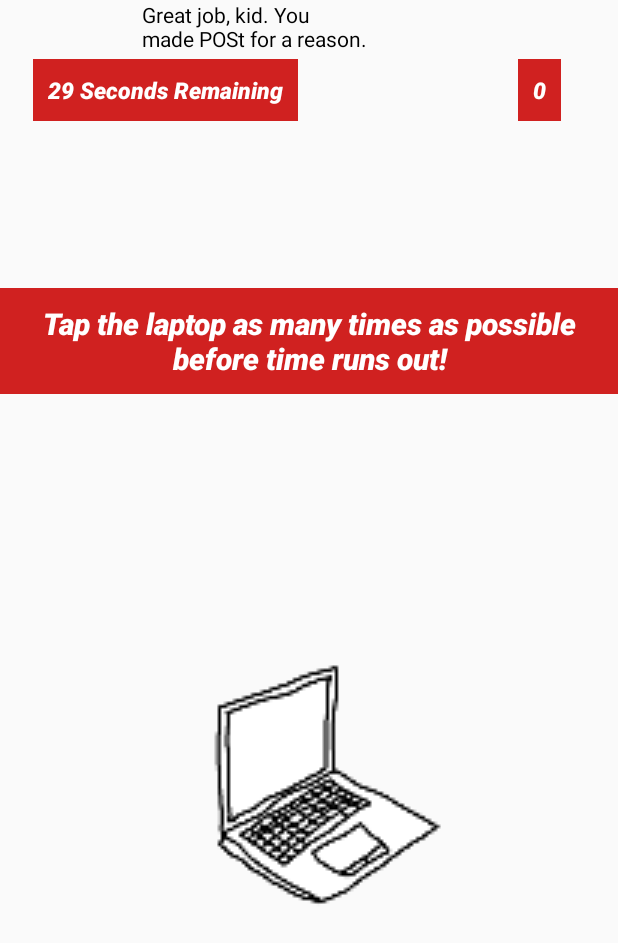
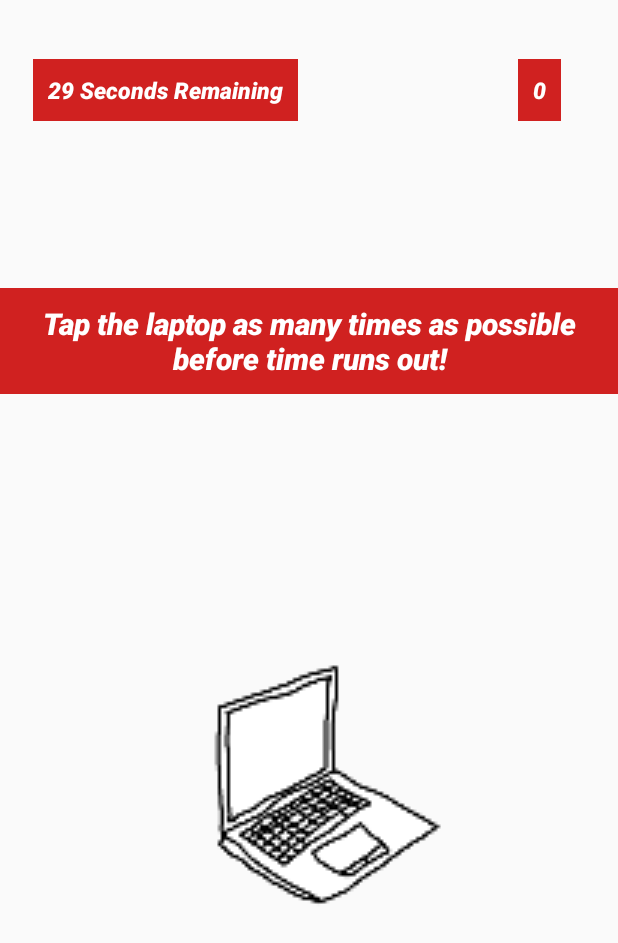
Before and after one commit to singhuu/POStMortem, an Android app: the TapLevelActivity screen opened directly, with no data from a screen before it, on a phone screen of 412 x 824 dp. Shown: the top 943 px of the screen. Run offline under Robolectric (Android 15) with nearby library versions, the light colour scheme and no system bars.

Commit message:
Fixed issue with Meric Mode not activating properly

```diff
--- a/phase2/app/src/main/java/com/example/postmortem/LevelSystems/TapLevelActivity.java
+++ b/phase2/app/src/main/java/com/example/postmortem/LevelSystems/TapLevelActivity.java
@@ -36,6 +36,11 @@ public class TapLevelActivity extends LevelActivity {
     timerText.setText(timeLeft + 1 + " Seconds Remaining");
 
     startTimer(timeLeft); // TODO temp until timeLeft passed in
+
+    ImageView meric = findViewById(R.id.mericImage);
+    meric.setVisibility(View.INVISIBLE);
+    TextView mericQuote = findViewById(R.id.mericSpeech);
+    mericQuote.setVisibility(View.INVISIBLE);
   }
 
   public void pressButton(View target) {
--- a/phase2/app/src/main/res/layout/tap_level.xml
+++ b/phase2/app/src/main/res/layout/tap_level.xml
@@ -93,7 +93,9 @@
         android:width="150dp"
         android:text="Great job, kid. You made POSt for a reason."
         android:textColor="@android:color/black"
+        app:layout_constraintBottom_toBottomOf="parent"
         app:layout_constraintEnd_toStartOf="@+id/mericImage"
-        tools:layout_editor_absoluteY="641dp"
+        app:layout_constraintTop_toTopOf="parent"
+        app:layout_constraintVertical_bias="0.901"
         tools:visibility="invisible" />
 </androidx.constraintlayout.widget.ConstraintLayout>
```
